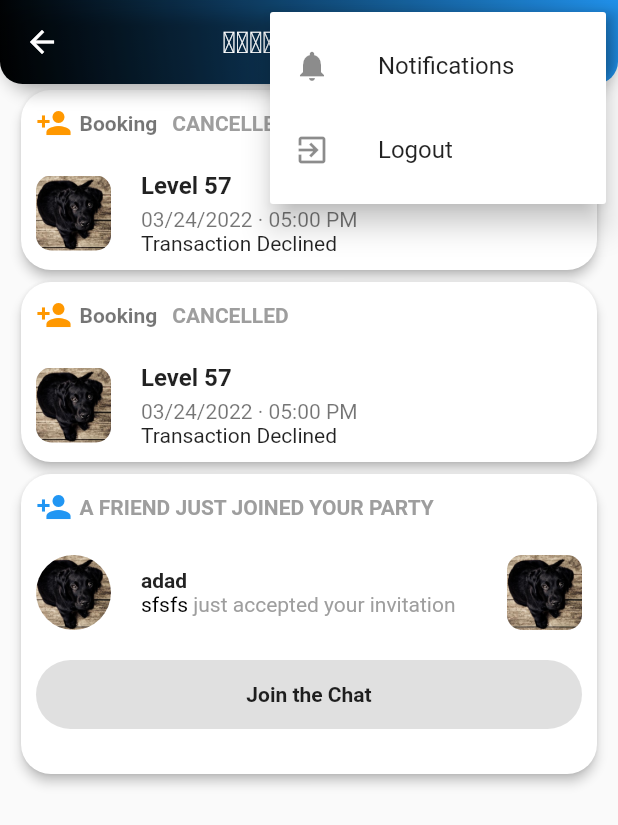
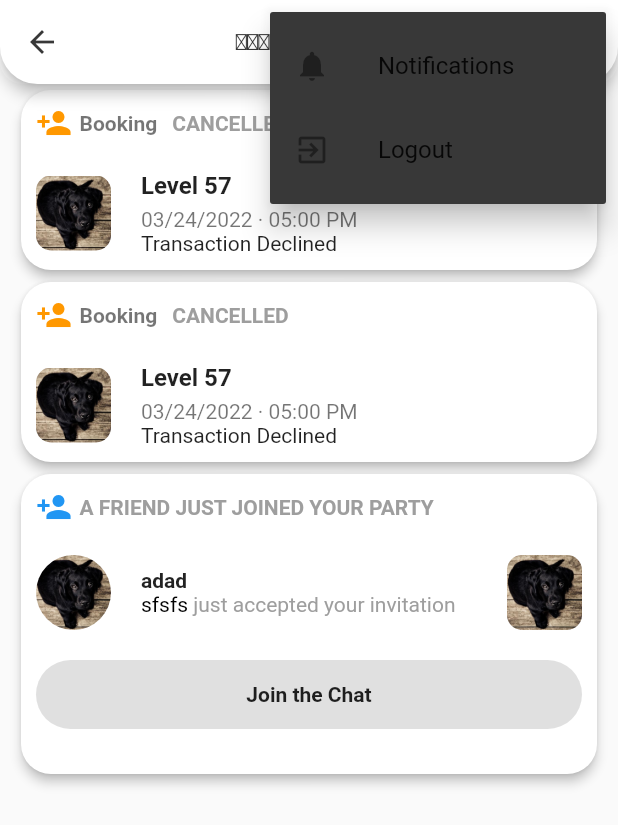
Before and after one commit to CodeBrigade404/UEE_together, a Flutter app: the NotificationsScreen screen opened directly, after a tap on the "more vert" icon, on a phone screen of 412 x 824 dp. Shown: the top 825 px of the screen. Run offline on Flutter 3.47's test engine with Material 2 defaults, Android fonts, the phone set to English and light mode, and no system bars; our stand-ins replace cached_network_image, carousel_slider, cloud_firestore, dio, dropdown_button2, firebase_auth and 9 more; missing offline and left inert: firebase_auth_web, firebase_core_web, flutter_stripe, google_sign_in_web, image_card; accounts and stored records are empty; generated files the repository leaves out were written again; network calls fail; key blocks and very long unbroken strings in the code were emptied for the run.

Commit message:
discover changes

```diff
--- a/lib/models/discover_model.dart
+++ b/lib/models/discover_model.dart
@@ -21,7 +21,7 @@ class Discover {
   final String eventDate;
   final String eventTime;
   final String eventVenue;
-  final String eventDescription;
+  final String eventLongDescription;
   final List<CarouselItem> artistLineup;
   final List<CarouselItem> carouselItems;
   Discover({
@@ -37,7 +37,7 @@ class Discover {
     required this.eventDate,
     required this.eventTime,
     required this.eventVenue,
-    required this.eventDescription,
+    required this.eventLongDescription,
     required this.artistLineup,
     required this.carouselItems,
   });
--- a/lib/modules/user/user_discover/screens/event_details.dart
+++ b/lib/modules/user/user_discover/screens/event_details.dart
@@ -69,7 +69,7 @@ class _EventDetailsScreenState extends State<EventDetailsScreen> {
                       Text('Event Date: ${item.eventDate}'),
                       Text('Event Time: ${item.eventTime}'),
                       Text('Event Venue: ${item.eventVenue}'),
-                      Text('Event Description: ${item.eventDescription}'),
+                      Text('Event Description: ${item.eventLongDescription}'),
                       const SizedBox(height: 20),
                       ElevatedButton(
                         onPressed: () {
--- a/lib/modules/user/user_ticket_detail/user_ticket_deatil.dart
+++ b/lib/modules/user/user_ticket_detail/user_ticket_detail.dart
@@ -120,7 +120,7 @@ class _SingleEventDetailScreenState extends State<SingleEventDetailScreen> {
                               ),
                             ),
                             Text(
-                              ' ${item.eventDescription}', // Display event description
+                              ' ${item.eventLongDescription}', // Display event description
                               style: GoogleFonts.poppins(
                                 fontSize: 12,
                                 color: Colors.grey,
--- a/lib/shared/appbars/default_appbar.dart
+++ b/lib/shared/appbars/default_appbar.dart
@@ -3,16 +3,20 @@
 import 'package:event_booking_app/Firebase/firebase_authentication.dart';
 import 'package:event_booking_app/modules/auth/sign_in.dart';
 import 'package:event_booking_app/modules/user/user_notification/notifications.dart';
+import 'package:event_booking_app/utils/colors.dart';
 import 'package:flutter/material.dart';
+import 'package:google_fonts/google_fonts.dart';
 
 class CustomAppBar extends StatelessWidget implements PreferredSizeWidget {
   final String title;
   final bool showBackButton;
+  final bool showSearch;
 
   const CustomAppBar({
     Key? key,
     required this.title,
     this.showBackButton = false,
+    this.showSearch = false,
   }) : super(key: key);
 
   @override
@@ -22,29 +26,29 @@ class CustomAppBar extends StatelessWidget implements PreferredSizeWidget {
   Widget build(BuildContext context) {
     return Container(
       decoration: const BoxDecoration(
-        gradient: LinearGradient(
-          colors: [Colors.blue, Colors.black],
-          begin: Alignment.topRight,
-          end: Alignment.bottomLeft,
-        ),
+        color: Colors.white,
         borderRadius: BorderRadius.only(
           bottomLeft: Radius.circular(15),
           bottomRight: Radius.circular(15),
         ),
       ),
       child: AppBar(
-        backgroundColor: Colors.transparent,
+        backgroundColor: Colors.white,
         automaticallyImplyLeading: false,
         centerTitle: true,
         title: Text(
-          title,
-          style: const TextStyle(color: Colors.white, fontSize: 20),
+          title.toUpperCase(),
+          style: GoogleFonts.poppins(
+            fontSize: 15,
+            fontWeight: FontWeight.bold,
+            color: appDarkGray,
+          ),
         ),
         leading: showBackButton
             ? IconButton(
                 icon: const Icon(
                   Icons.arrow_back,
-                  color: Colors.white,
+                  color: appDarkGray,
                 ),
                 onPressed: () {
                   Navigator.pop(context);
@@ -52,17 +56,18 @@ class CustomAppBar extends StatelessWidget implements PreferredSizeWidget {
               )
             : null,
         actions: <Widget>[
+          if (showSearch) // Conditionally display search icon
             IconButton(
               icon: const Icon(
                 Icons.search,
-              color: Colors.white,
+                color: appDarkGray,
               ),
               onPressed: () {
                 // Handle the search action here.
               },
             ),
           PopupMenuButton<String>(
-            color: Colors.white,
+            color: appDarkGray,
             onSelected: (value) async {
               if (value == 'notification') {
                 Navigator.of(context).push(MaterialPageRoute(
--- a/lib/utils/colors.dart
+++ b/lib/utils/colors.dart
@@ -4,3 +4,5 @@ const appBackgroundColor = Color(0xff292526);
 const appOrangeColor = Color(0xffE59252);
 const appGreyColor = Color.fromARGB(255, 230, 230, 230);
 const appRedColor = Color.fromARGB(255, 255, 44, 44);
+const appDarkGray = Color.fromARGB(255, 56, 56, 56);
+const appTransparent = Colors.transparent;
--- a/pubspec.yaml
+++ b/pubspec.yaml
@@ -54,6 +54,7 @@ dependencies:
   dio: ^5.3.3
   flutter_stripe: ^9.4.0
   google_mobile_ads: ^3.1.0
+  image_card: ^0.0.4
 
 dev_dependencies:
   flutter_test:
```
Also changed, not shown: lib/data/discover_data.dart (+15 -17 lines), lib/modules/user/user_discover/components/explore_title.dart (+86 -66 lines), lib/modules/user/user_discover/screens/discover.dart (+6 -16 lines), pubspec.lock, 2 other files. Lines whose indentation alone changed are shown as unchanged.
